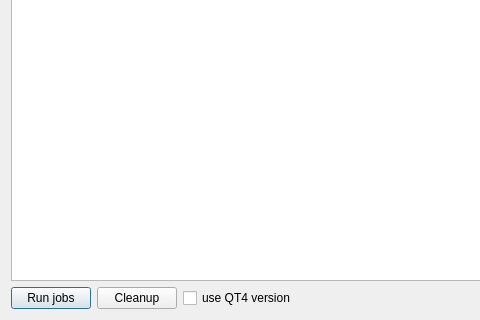
Qt form avidemux/qt4/ADM_jobs/src/uiJobs.ui (mean00/avidemux2) before a commit; both pictures show x 0 to 480 and y 195 to 515 of the 645 by 515 pixel window.
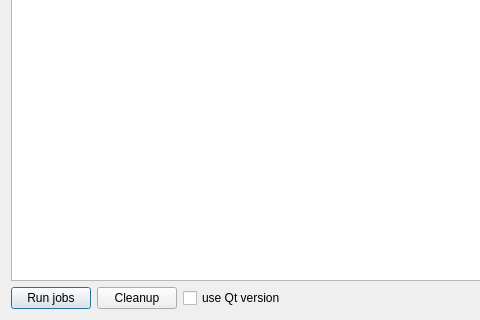
The same form after that commit.

Commit message: [jobs/i18n] Don't specify Qt version in checkbox label, fix affected translations

Diff of the .ui file:
```diff
--- a/avidemux/qt4/ADM_jobs/src/uiJobs.ui
+++ b/avidemux/qt4/ADM_jobs/src/uiJobs.ui
@@ -48,7 +48,7 @@
         <string>If you use VDPAU you cannot use CLI version</string>
        </property>
        <property name="text">
-        <string>use QT4 version</string>
+        <string>use Qt version</string>
        </property>
       </widget>
      </item>
```
The commit also changes 11 other files.
